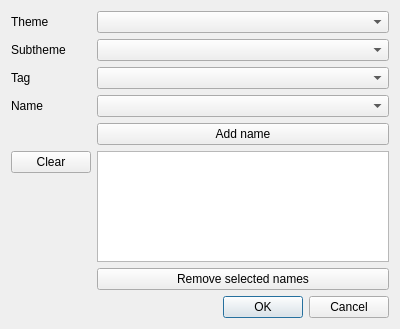
First picture: the form in svir/ui/ui_select_sv_variables.ui, repository gem/oq-irmt-qgis, before the edit.
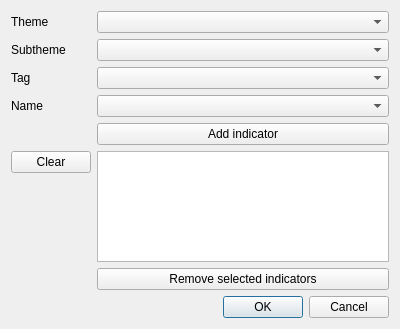
Second picture: the form after the edit.

Commit message: renamed buttons

What changed in the file:
```diff
--- a/svir/ui/ui_select_sv_variables.ui
+++ b/svir/ui/ui_select_sv_variables.ui
@@ -68,14 +68,14 @@
      <item row="4" column="1">
       <widget class="QPushButton" name="add_name_btn">
        <property name="text">
-        <string>Add name</string>
+        <string>Add indicator</string>
        </property>
       </widget>
      </item>
      <item row="6" column="1">
       <widget class="QPushButton" name="remove_name_btn">
        <property name="text">
-        <string>Remove selected names</string>
+        <string>Remove selected indicators</string>
        </property>
       </widget>
      </item>
```
The commit also changes 1 other file.
